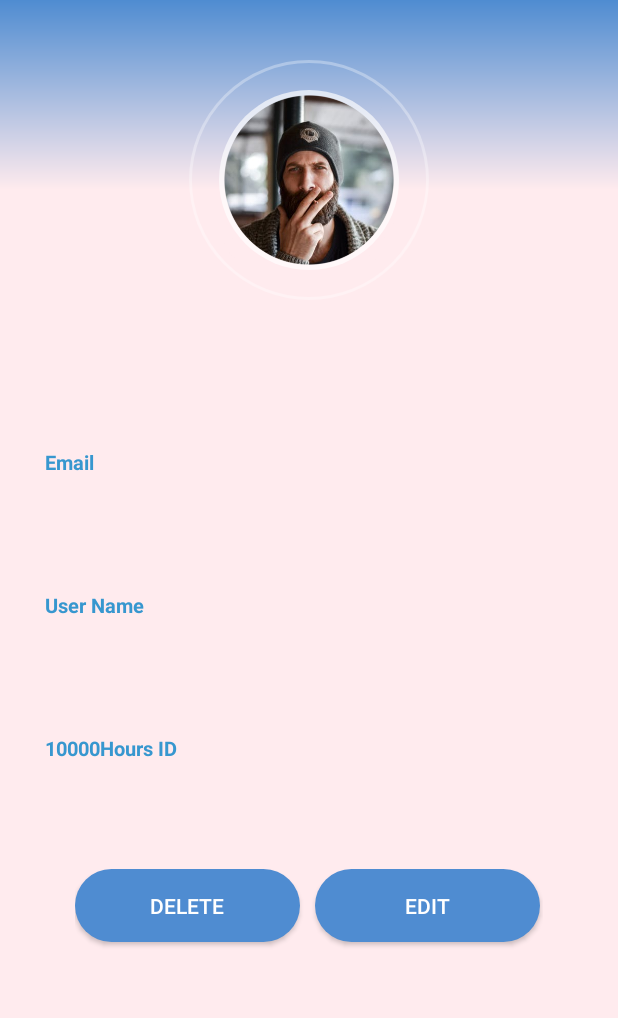
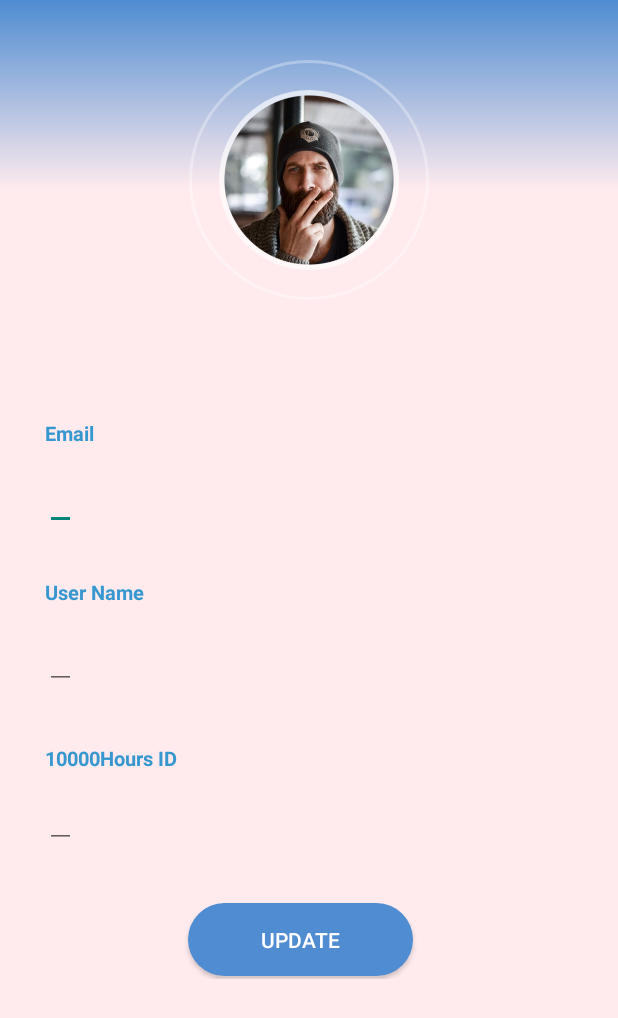
Before and after one commit to sasika1109/AndroidProject, an Android app: the Userprofile screen opened directly, with no data from a screen before it, after a tap on "EDIT", on a phone screen of 412 x 824 dp. Shown: the top 1018 px of the screen. Run offline under Robolectric (Android 15) with nearby library versions, the phone set to English and light mode, and no system bars; 3 statements that could not run were skipped.

Commit message:
created editProfile

```diff
--- a/app/src/main/AndroidManifest.xml
+++ b/app/src/main/AndroidManifest.xml
@@ -28,6 +28,7 @@
         <!--Sasika UI-->
         <activity android:name=".Userprofile"></activity>
         <activity android:name=".ResetPassword" />
+        <activity android:name=".editUserProfile"/>
         <activity android:name=".SignIn" />
         <activity
             android:name=".Signup"
--- a/app/src/main/java/com/example/a10000hours/SignIn.java
+++ b/app/src/main/java/com/example/a10000hours/SignIn.java
@@ -58,6 +58,7 @@ public class SignIn extends AppCompatActivity {
             }
         });
     }
+
     public void resetPassowrd(){
         Intent intent = new Intent(this,ResetPassword.class);
         startActivity(intent);
--- a/app/src/main/java/com/example/a10000hours/Userprofile.java
+++ b/app/src/main/java/com/example/a10000hours/Userprofile.java
@@ -37,7 +37,7 @@ public class Userprofile extends AppCompatActivity {
         editButton.setOnClickListener(new View.OnClickListener() {
             @Override
             public void onClick(View view) {
-
+               editProfile();
             }
         });
 
@@ -65,6 +65,11 @@ public class Userprofile extends AppCompatActivity {
 
 
     }
+    public void editProfile(){
+        Intent intent = new Intent(this,editUserProfile.class);
+        startActivity(intent);
+    }
+
     public void LoginPage(){
         Intent intent = new Intent(this,SignIn.class);
         startActivity(intent);
--- /dev/null
+++ b/app/src/main/java/com/example/a10000hours/editUserProfile.java
@@ -0,0 +1,14 @@
+package com.example.a10000hours;
+
+import android.os.Bundle;
+
+import androidx.appcompat.app.AppCompatActivity;
+
+public class editUserProfile extends AppCompatActivity{
+
+    @Override
+    protected void onCreate(Bundle savedInstanceState) {
+        super.onCreate(savedInstanceState);
+        setContentView(R.layout.activity_edit_userprofile);
+    }
+}
--- /dev/null
+++ b/app/src/main/res/layout/activity_edit_userprofile.xml
@@ -0,0 +1,195 @@
+<?xml version="1.0" encoding="utf-8"?>
+<RelativeLayout xmlns:android="http://schemas.android.com/apk/res/android"
+    xmlns:app="http://schemas.android.com/apk/res-auto"
+    xmlns:tools="http://schemas.android.com/tools"
+    android:layout_width="match_parent"
+    android:layout_height="match_parent"
+    tools:context=".editUserProfile">
+
+
+    <RelativeLayout
+        android:id="@+id/linear"
+        android:layout_width="match_parent"
+        android:layout_height="wrap_content"
+        android:background="@drawable/grad">
+
+        <RelativeLayout
+            android:id="@+id/imgUser"
+            android:layout_width="wrap_content"
+            android:layout_height="wrap_content"
+            android:layout_centerHorizontal="true"
+            android:layout_marginTop="40dp"
+            android:background="@drawable/circle_border">
+
+            <androidx.appcompat.widget.AppCompatImageView
+                android:layout_width="120dp"
+                android:layout_height="120dp"
+                android:layout_margin="20dp"
+
+                android:padding="3dp"
+                android:src="@drawable/user1"
+                android:adjustViewBounds="true"
+                android:background="@drawable/circle"
+                android:scaleType ="centerInside">
+            </androidx.appcompat.widget.AppCompatImageView>
+
+
+        </RelativeLayout>
+
+        <TextView
+            android:id="@+id/displayUser"
+            android:layout_width="wrap_content"
+            android:layout_height="wrap_content"
+            android:layout_below="@+id/imgUser"
+            android:layout_centerHorizontal="true"
+            android:layout_marginTop="10dp"
+
+            android:textColor="#948989"
+            android:textSize="32sp"
+            android:textStyle="bold" />
+
+
+
+    </RelativeLayout>
+
+
+    <RelativeLayout
+        android:layout_width="match_parent"
+        android:layout_height="match_parent"
+        android:layout_below="@+id/linear"
+        android:background="@color/colorBackground">
+
+
+        <androidx.appcompat.widget.LinearLayoutCompat
+            android:layout_width="match_parent"
+            android:layout_height="wrap_content"
+            android:layout_marginLeft="30dp"
+            android:layout_marginTop="5dp"
+            android:layout_marginRight="30dp"
+            android:orientation="vertical">
+
+            <androidx.appcompat.widget.LinearLayoutCompat
+                android:layout_width="match_parent"
+                android:layout_height="wrap_content"
+                android:layout_gravity="center_horizontal"
+                android:layout_marginTop="15dp"
+                android:orientation="vertical">
+
+                <TextView
+                    android:layout_width="wrap_content"
+                    android:layout_height="wrap_content"
+                    android:layout_marginTop="5dp"
+                    android:text="@string/email"
+                    android:textColor="@color/heading"
+                    android:textSize="13sp"
+                    android:textStyle="bold" />
+
+                <EditText
+                    android:id="@+id/displayEmail"
+                    android:layout_width="wrap_content"
+                    android:layout_height="wrap_content"
+                    android:layout_marginTop="10dp"
+
+                    android:textColor="#000000"
+                    android:textSize="18sp" />
+
+                <View
+                    android:layout_width="match_parent"
+                    android:layout_height="1dp"
+                    android:layout_marginTop="15dp"
+                    android:textColor="@color/grey" />
+            </androidx.appcompat.widget.LinearLayoutCompat>
+
+            <androidx.appcompat.widget.LinearLayoutCompat
+                android:layout_width="match_parent"
+                android:layout_height="wrap_content"
+                android:layout_gravity="center_horizontal"
+                android:layout_marginTop="10dp"
+                android:orientation="vertical">
+
+                <TextView
+                    android:layout_width="wrap_content"
+                    android:layout_height="wrap_content"
+                    android:layout_marginTop="5dp"
+                    android:text="@string/username"
+                    android:textColor="@color/heading"
+                    android:textSize="13sp"
+                    android:textStyle="bold" />
+
+                <EditText
+                    android:id="@+id/displayUsername"
+                    android:layout_width="wrap_content"
+                    android:layout_height="wrap_content"
+                    android:layout_marginTop="10dp"
+
+                    android:textColor="#000000"
+                    android:textSize="18sp" />
+
+                <View
+                    android:layout_width="match_parent"
+                    android:layout_height="1dp"
+                    android:layout_marginTop="15dp"
+                    android:textColor="@color/grey" />
+            </androidx.appcompat.widget.LinearLayoutCompat>
+
+            <androidx.appcompat.widget.LinearLayoutCompat
+                android:layout_width="match_parent"
+                android:layout_height="wrap_content"
+                android:layout_gravity="center_horizontal"
+                android:layout_marginTop="10dp"
+                android:orientation="vertical">
+
+                <TextView
+                    android:layout_width="wrap_content"
+                    android:layout_height="wrap_content"
+                    android:layout_marginTop="10dp"
+                    android:text="10000Hours ID"
+                    android:textColor="@color/heading"
+                    android:textSize="13sp"
+                    android:textStyle="bold" />
+
+                <EditText
+                    android:id="@+id/displayId"
+                    android:layout_width="wrap_content"
+                    android:layout_height="wrap_content"
+                    android:layout_marginTop="5dp"
+                    android:textColor="#000000"
+                    android:textSize="18sp" />
+
+                <View
+                    android:layout_width="match_parent"
+                    android:layout_height="1dp"
+                    android:layout_marginTop="15dp"
+                    android:textColor="@color/grey" />
+            </androidx.appcompat.widget.LinearLayoutCompat>
+
+        <androidx.appcompat.widget.LinearLayoutCompat
+            android:layout_width="match_parent"
+            android:layout_height="wrap_content"
+            android:layout_marginLeft="20dp"
+            android:layout_marginTop="20dp"
+            android:layout_marginRight="20dp"
+            android:orientation="horizontal">
+
+
+            <Button
+                android:id="@+id/btn_update"
+                android:layout_width="150dp"
+                android:layout_height="wrap_content"
+                android:layout_gravity="center_horizontal"
+                android:layout_marginTop="2dp"
+                android:layout_marginLeft="75dp"
+                android:background="@drawable/buttonstyle3"
+                android:text="@string/update"
+                android:textColor="@color/cardview_light_background"
+                android:textColorHighlight="@android:color/holo_blue_dark" />
+
+
+        </androidx.appcompat.widget.LinearLayoutCompat>
+
+        </androidx.appcompat.widget.LinearLayoutCompat>
+
+
+    </RelativeLayout>
+
+</RelativeLayout>
--- a/app/src/main/res/values/strings.xml
+++ b/app/src/main/res/values/strings.xml
@@ -26,6 +26,7 @@
 
     <!--menu strings-->
     <string name="edit">Edit</string>
+    <string name="update">Update</string>
     <string name="delete">Delete</string>
     <string name="done">Done</string>
     <string name="addItem">Add Item</string>
```
